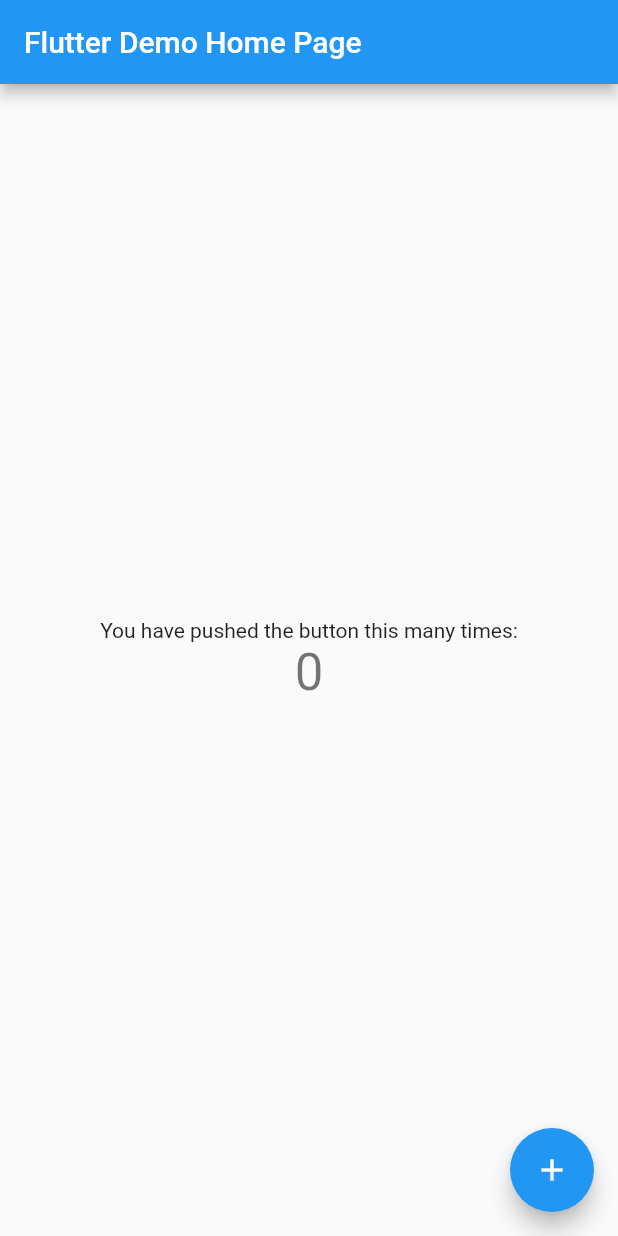
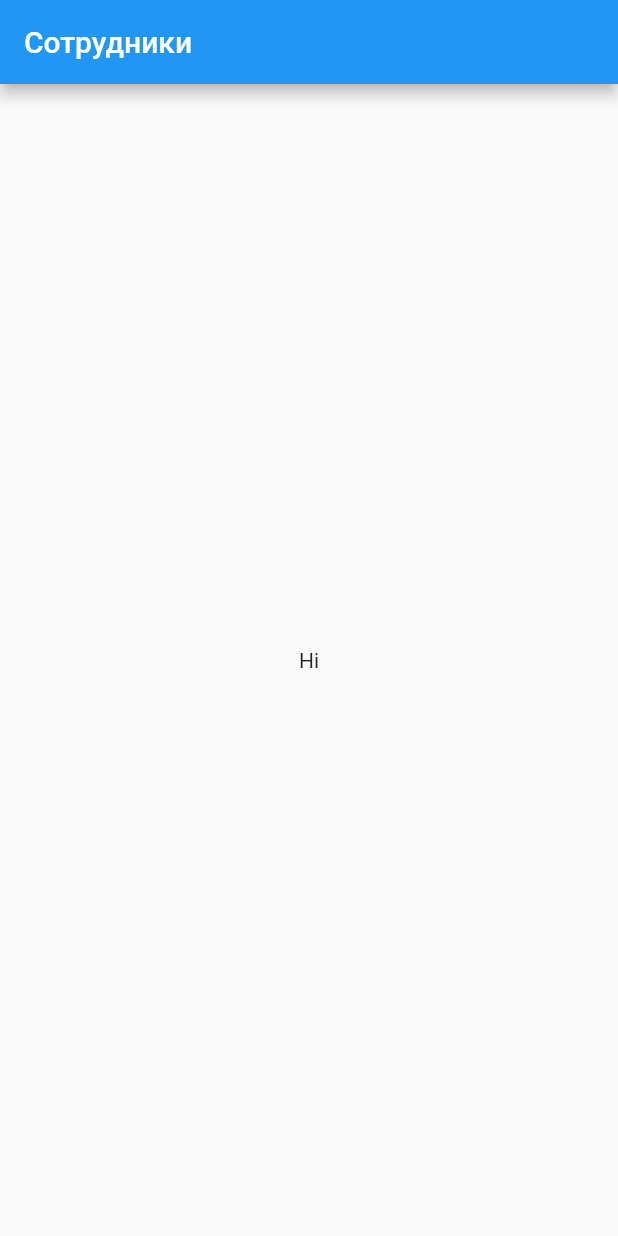
Before and after one commit to PiN73/employees, a Flutter app: the screen it shows after launch, on a phone screen of 412 x 824 dp. Run offline on Flutter 3.47's test engine with Material 2 defaults, Android fonts, the phone set to English and light mode, and no system bars.

Commit message:
remove unused

```diff
--- a/lib/main.dart
+++ b/lib/main.dart
@@ -5,113 +5,29 @@ void main() {
 }
 
 class MyApp extends StatelessWidget {
-  // This widget is the root of your application.
   @override
   Widget build(BuildContext context) {
     return MaterialApp(
-      title: 'Flutter Demo',
+      title: 'Employees',
       theme: ThemeData(
-        // This is the theme of your application.
-        //
-        // Try running your application with "flutter run". You'll see the
-        // application has a blue toolbar. Then, without quitting the app, try
-        // changing the primarySwatch below to Colors.green and then invoke
-        // "hot reload" (press "r" in the console where you ran "flutter run",
-        // or simply save your changes to "hot reload" in a Flutter IDE).
-        // Notice that the counter didn't reset back to zero; the application
-        // is not restarted.
         primarySwatch: Colors.blue,
-        // This makes the visual density adapt to the platform that you run
-        // the app on. For desktop platforms, the controls will be smaller and
-        // closer together (more dense) than on mobile platforms.
         visualDensity: VisualDensity.adaptivePlatformDensity,
       ),
-      home: MyHomePage(title: 'Flutter Demo Home Page'),
+      home: MyHomePage(),
     );
   }
 }
 
-class MyHomePage extends StatefulWidget {
-  MyHomePage({Key key, this.title}) : super(key: key);
-
-  // This widget is the home page of your application. It is stateful, meaning
-  // that it has a State object (defined below) that contains fields that affect
-  // how it looks.
-
-  // This class is the configuration for the state. It holds the values (in this
-  // case the title) provided by the parent (in this case the App widget) and
-  // used by the build method of the State. Fields in a Widget subclass are
-  // always marked "final".
-
-  final String title;
-
-  @override
-  _MyHomePageState createState() => _MyHomePageState();
-}
-
-class _MyHomePageState extends State<MyHomePage> {
-  int _counter = 0;
-
-  void _incrementCounter() {
-    setState(() {
-      // This call to setState tells the Flutter framework that something has
-      // changed in this State, which causes it to rerun the build method below
-      // so that the display can reflect the updated values. If we changed
-      // _counter without calling setState(), then the build method would not be
-      // called again, and so nothing would appear to happen.
-      _counter++;
-    });
-  }
-
+class MyHomePage extends StatelessWidget {
   @override
   Widget build(BuildContext context) {
-    // This method is rerun every time setState is called, for instance as done
-    // by the _incrementCounter method above.
-    //
-    // The Flutter framework has been optimized to make rerunning build methods
-    // fast, so that you can just rebuild anything that needs updating rather
-    // than having to individually change instances of widgets.
     return Scaffold(
       appBar: AppBar(
-        // Here we take the value from the MyHomePage object that was created by
-        // the App.build method, and use it to set our appbar title.
-        title: Text(widget.title),
+        title: Text('Сотрудники'),
       ),
       body: Center(
-        // Center is a layout widget. It takes a single child and positions it
-        // in the middle of the parent.
-        child: Column(
-          // Column is also a layout widget. It takes a list of children and
-          // arranges them vertically. By default, it sizes itself to fit its
-          // children horizontally, and tries to be as tall as its parent.
-          //
-          // Invoke "debug painting" (press "p" in the console, choose the
-          // "Toggle Debug Paint" action from the Flutter Inspector in Android
-          // Studio, or the "Toggle Debug Paint" command in Visual Studio Code)
-          // to see the wireframe for each widget.
-          //
-          // Column has various properties to control how it sizes itself and
-          // how it positions its children. Here we use mainAxisAlignment to
-          // center the children vertically; the main axis here is the vertical
-          // axis because Columns are vertical (the cross axis would be
-          // horizontal).
-          mainAxisAlignment: MainAxisAlignment.center,
-          children: <Widget>[
-            Text(
-              'You have pushed the button this many times:',
-            ),
-            Text(
-              '$_counter',
-              style: Theme.of(context).textTheme.headline4,
-            ),
-          ],
-        ),
+        child: Text('Hi'),
       ),
-      floatingActionButton: FloatingActionButton(
-        onPressed: _incrementCounter,
-        tooltip: 'Increment',
-        child: Icon(Icons.add),
-      ), // This trailing comma makes auto-formatting nicer for build methods.
     );
   }
 }
```
Also changed, not shown: pubspec.yaml (+2 -59 lines), pubspec.lock, 1 other file.
